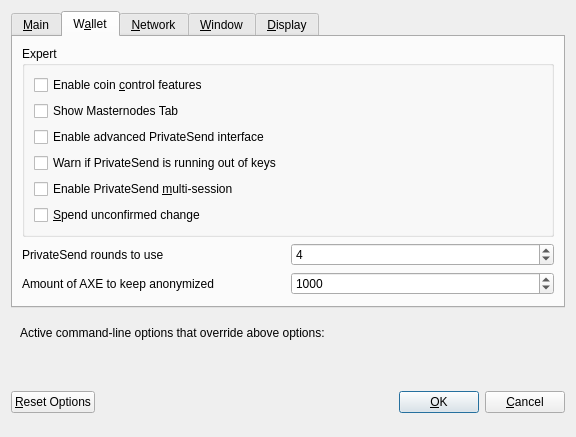
AXErunners/axe, file src/qt/forms/optionsdialog.ui: the form before one commit.
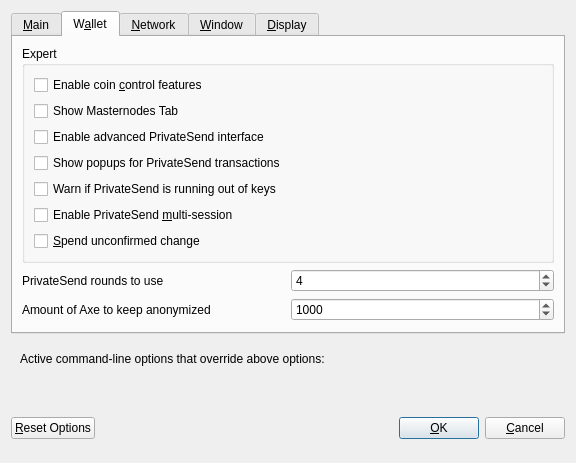
The form after the commit. The open tabs and pages were chosen to show the change. Custom widgets are drawn as their Qt base class.

```diff
--- a/src/qt/forms/optionsdialog.ui
+++ b/src/qt/forms/optionsdialog.ui
@@ -173,6 +173,16 @@
             </property>
            </widget>
           </item>
+          <item>
+           <widget class="QCheckBox" name="showPrivateSendPopups">
+            <property name="toolTip">
+             <string>Show system popups for PrivateSend mixing transactions&lt;br/&gt;just like for all other transaction types.</string>
+            </property>
+            <property name="text">
+             <string>Show popups for PrivateSend transactions</string>
+            </property>
+           </widget>
+          </item>
           <item>
            <widget class="QCheckBox" name="lowKeysWarning">
             <property name="toolTip">
@@ -224,7 +234,7 @@
             <number>2</number>
            </property>
            <property name="maximum">
-            <number>8</number>
+            <number>16</number>
            </property>
            <property name="value">
             <number>4</number>
@@ -253,7 +263,7 @@
             <string notr="true"/>
            </property>
            <property name="text">
-            <string>Amount of AXE to keep anonymized</string>
+            <string>Amount of Axe to keep anonymized</string>
            </property>
           </widget>
          </item>
```
Left out of the diff: 6 changed lines with no effect on the pictures.
